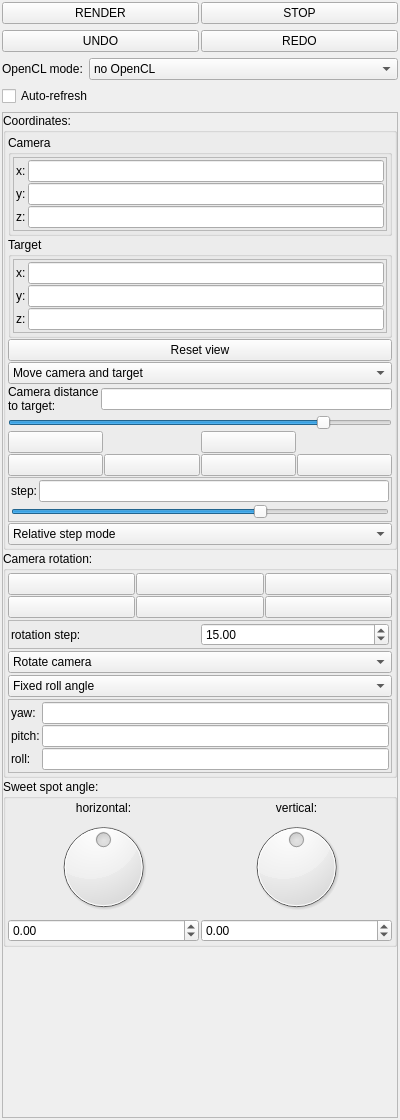
Above: mandelbulber2/qt/dock_navigation.ui from buddhi1980/mandelbulber2 before the change. Below: the same form after it.
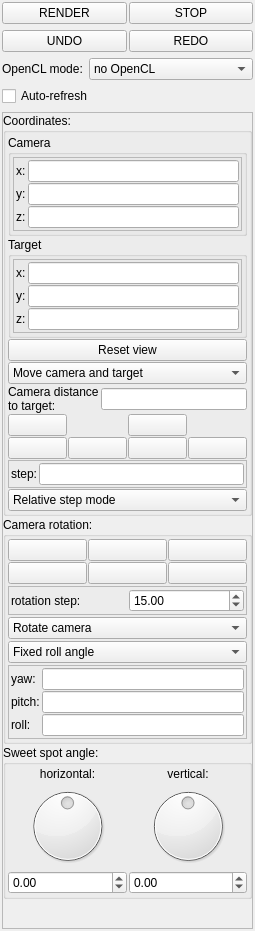
That is the form after the change. Icons and pictures are not drawn. Custom widgets are drawn as their Qt base class.

Commit message: Removed most of sliders from UI. TODO: sliders for integers

Diff of the .ui file:
```diff
--- a/mandelbulber2/qt/dock_navigation.ui
+++ b/mandelbulber2/qt/dock_navigation.ui
@@ -6,8 +6,8 @@
    <rect>
     <x>0</x>
     <y>0</y>
-    <width>400</width>
-    <height>1120</height>
+    <width>255</width>
+    <height>931</height>
    </rect>
   </property>
   <property name="windowTitle">
@@ -156,8 +156,8 @@
        <rect>
         <x>0</x>
         <y>0</y>
-        <width>392</width>
-        <height>993</height>
+        <width>229</width>
+        <height>812</height>
        </rect>
       </property>
       <layout class="QVBoxLayout" name="verticalLayout_coordinates">
@@ -520,31 +520,6 @@
                 </property>
                </widget>
               </item>
-              <item row="1" column="0" colspan="2">
-               <widget class="QSlider" name="logslider_camera_distance_to_target">
-                <property name="sizePolicy">
-                 <sizepolicy hsizetype="Expanding" vsizetype="Maximum">
-                  <horstretch>0</horstretch>
-                  <verstretch>0</verstretch>
-                 </sizepolicy>
-                </property>
-                <property name="sizeIncrement">
-                 <size>
-                  <width>0</width>
-                  <height>0</height>
-                 </size>
-                </property>
-                <property name="minimum">
-                 <number>-1500</number>
-                </property>
-                <property name="maximum">
-                 <number>300</number>
-                </property>
-                <property name="orientation">
-                 <enum>Qt::Horizontal</enum>
-                </property>
-               </widget>
-              </item>
              </layout>
             </item>
             <item>
@@ -725,31 +700,6 @@
                  </item>
                 </layout>
                </item>
-               <item>
-                <widget class="QSlider" name="logslider_camera_movement_step">
-                 <property name="sizePolicy">
-                  <sizepolicy hsizetype="Expanding" vsizetype="Maximum">
-                   <horstretch>0</horstretch>
-                   <verstretch>0</verstretch>
-                  </sizepolicy>
-                 </property>
-                 <property name="sizeIncrement">
-                  <size>
-                   <width>0</width>
-                   <height>0</height>
-                  </size>
-                 </property>
-                 <property name="minimum">
-                  <number>-200</number>
-                 </property>
-                 <property name="maximum">
-                  <number>100</number>
-                 </property>
-                 <property name="orientation">
-                  <enum>Qt::Horizontal</enum>
-                 </property>
-                </widget>
-               </item>
               </layout>
              </widget>
             </item>
```
Left out of the diff: 2 changed lines with no effect on the pictures. The commit also changes 11 other files.
